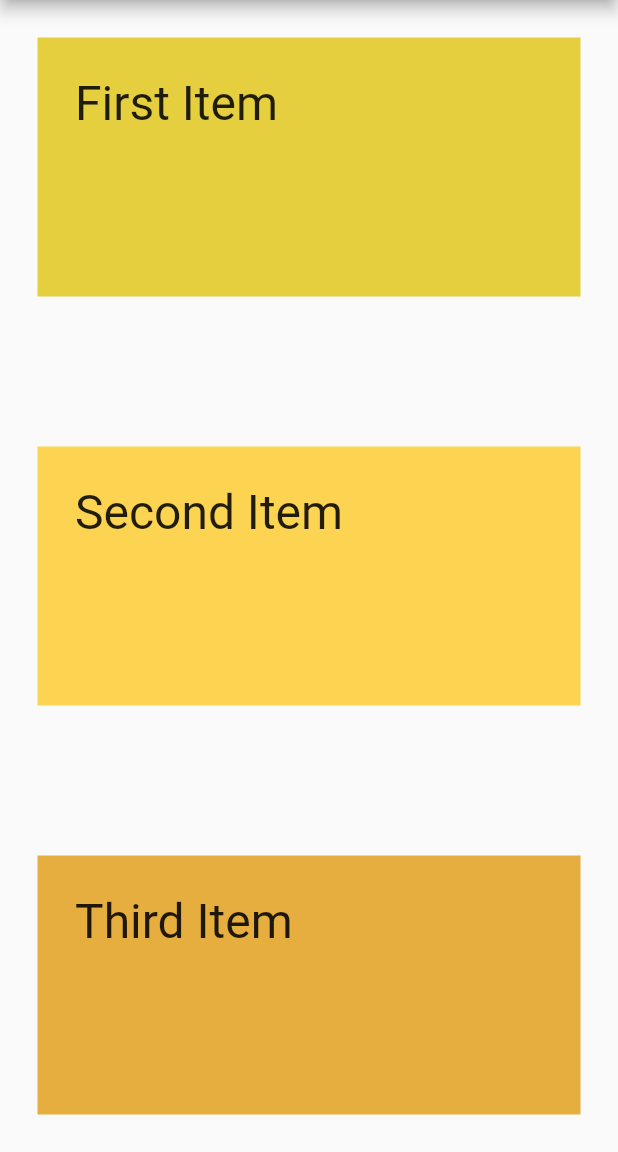
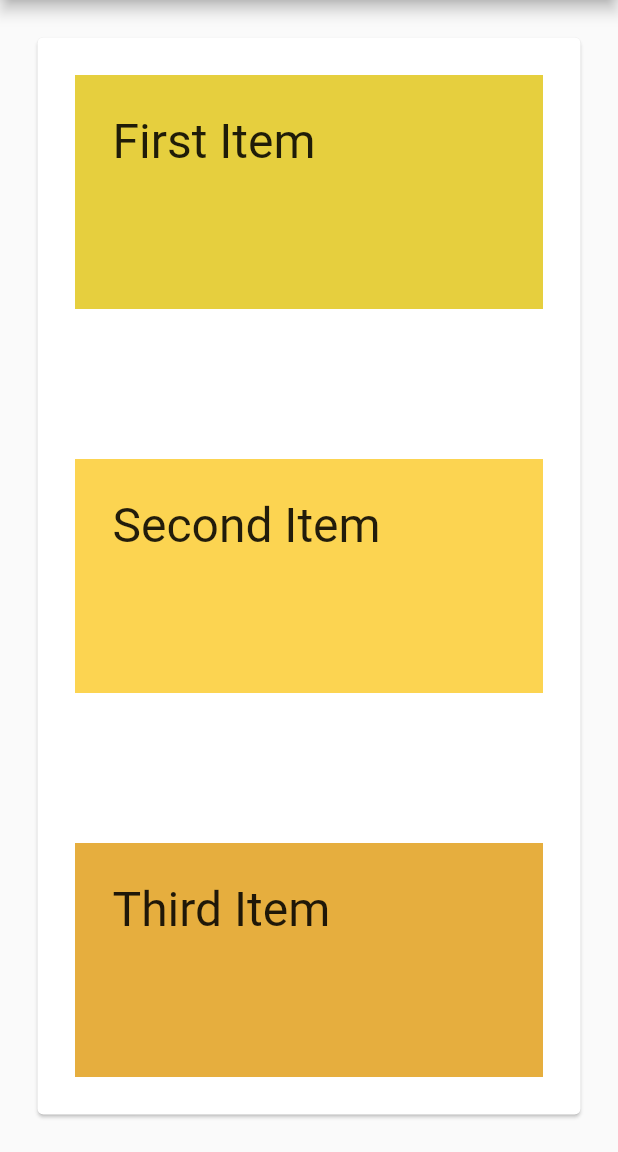
Before and after one commit to yamaso/flutter_test, a Flutter app: the screen it shows after launch, on a phone screen of 412 x 824 dp, the part 84-1236 px from its top. Run offline on Flutter 3.47's test engine with Material 2 defaults, Android fonts, the phone set to English and light mode, and no system bars.

Commit message:
Cardテスト（Cardで全体を覆う）

```diff
--- a/lib/main.dart
+++ b/lib/main.dart
@@ -34,7 +34,9 @@ class _MyHomePageState extends State<MyHomePage> {
         title: new Text('Yamaso Test'),
       ),
       body:
-      new Column(
+      new Card(
+        margin: EdgeInsets.all(25.0),
+        child: new Column(
             crossAxisAlignment: CrossAxisAlignment.stretch,
             children: <Widget>[
               new Expanded(
@@ -108,7 +110,7 @@ class _MyHomePageState extends State<MyHomePage> {
             ]
 
         ),
-
+      ),
     );
   }
   void fabPressed() {}
```
Lines whose indentation alone changed are shown as unchanged.
